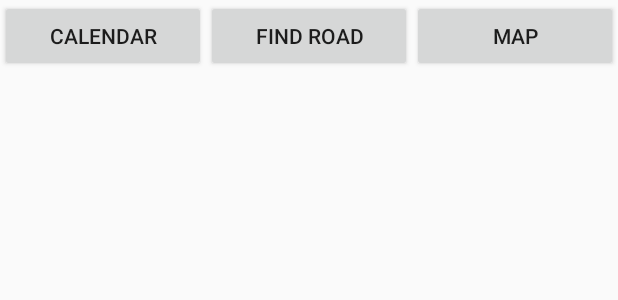
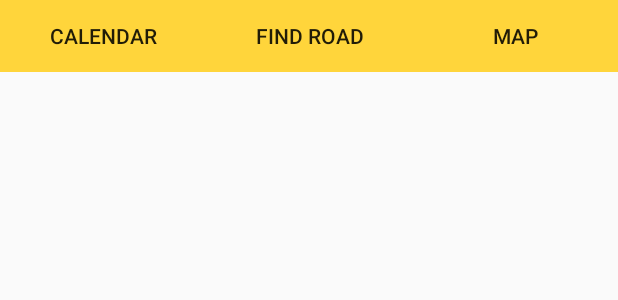
Before and after one commit to MoKyungKim/Public-Transport-Commitment-APP, an Android app: the layout activity_main3.xml on its own in the app's theme, with its tools: preview values and no code run, on a phone screen of 412 x 824 dp. Shown: the top 300 px of the screen. Run offline under Robolectric (Android 15) with nearby library versions, the phone set to English and light mode, and no system bars.

Commit message:
상단바 색깔이랑 일정예시만 잠깐바꿈

```diff
--- a/app/src/main/java/com/example/cooperativeproject2/Adapter/CalendarAdapter.java
+++ b/app/src/main/java/com/example/cooperativeproject2/Adapter/CalendarAdapter.java
@@ -2,6 +2,8 @@ package com.example.cooperativeproject2.Adapter;
 
 import android.widget.BaseAdapter;
 import java.util.ArrayList;
+import java.util.Calendar;
+
 import com.example.cooperativeproject2.R;
 //import com.example.cooperativeproject2.CalendarAdapter;
 import com.example.cooperativeproject2.DayInfo;
--- a/app/src/main/java/com/example/cooperativeproject2/Alarm_Receiver.java
+++ b/app/src/main/java/com/example/cooperativeproject2/Alarm_Receiver.java
@@ -10,8 +10,6 @@ public class Alarm_Receiver extends BroadcastReceiver {
 
     @Override
     public void onReceive(Context context, Intent intent) {
-
-
 
 
         this.context = context;
--- a/app/src/main/java/com/example/cooperativeproject2/fragments/calfragment.java
+++ b/app/src/main/java/com/example/cooperativeproject2/fragments/calfragment.java
@@ -273,9 +273,9 @@ public class calfragment extends Fragment implements OnClickListener {
     private void initDataset() {
         //초기화
         items.clear();
-        items.add(new Item("아이유", "아이유는 대한민국의 가수이다. "));
-        items.add(new Item("수지", "수지 는 대한민국의 가수 겸 배우이다. "));
-        items.add(new Item("박보영", "박보영은 대한민국의 배우이다"));
+        items.add(new Item("2020년 5월 15일", "민주랑 약속 "));
+        items.add(new Item("2020년 5월 17일", "가족모임 "));
+        items.add(new Item("2020년 5월 18일", "초등학교 동창회"));
     }
 
 
--- a/app/src/main/res/layout/activity_main3.xml
+++ b/app/src/main/res/layout/activity_main3.xml
@@ -24,6 +24,7 @@
             android:layout_width="0dip"
             android:layout_height="match_parent"
             android:layout_weight="1"
+            android:background="@color/colorAccent"
             android:text="Calendar"/>
 
         <Button
@@ -31,6 +32,7 @@
             android:layout_width="0dip"
             android:layout_height="match_parent"
             android:layout_weight="1"
+            android:background="@color/colorAccent"
             android:text="Find Road"
             />
 
@@ -39,6 +41,7 @@
             android:layout_width="0dip"
             android:layout_height="match_parent"
             android:layout_weight="1"
+            android:background="@color/colorAccent"
             android:text="Map"
             />
 
--- a/app/src/main/res/layout/gv_calendar_activity.xml
+++ b/app/src/main/res/layout/gv_calendar_activity.xml
@@ -10,7 +10,7 @@
     <RelativeLayout
         android:layout_width="match_parent"
         android:layout_height="wrap_content"
-        android:background="@color/colorWB"
+        android:background="@color/colorTransParent"
         android:paddingLeft="30dp"
         android:paddingTop="12dp"
         android:paddingRight="30dp"
--- a/app/src/main/res/values/colors.xml
+++ b/app/src/main/res/values/colors.xml
@@ -1,6 +1,6 @@
 <?xml version="1.0" encoding="utf-8"?>
 <resources>
-    <color name="colorPrimary">#44A4F1</color>
+    <color name="colorPrimary">#0D63A8</color>
     <color name="colorRed">#E3133C</color>
     <color name="colorPink">#EFC0E7</color>
     <color name="colorLightPink">#F6DDE5</color>
```
Also changed, not shown: app/src/main/java/com/example/cooperativeproject2/DayInfo.java (+12 -0 lines).
